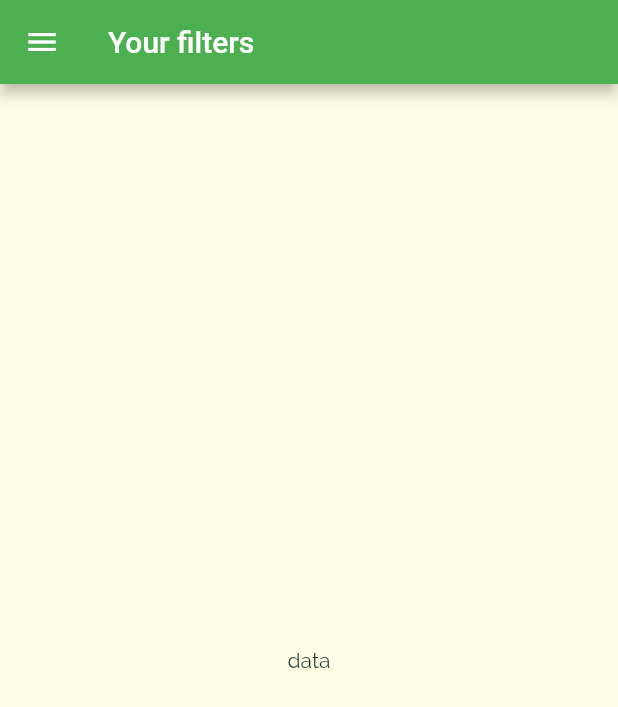
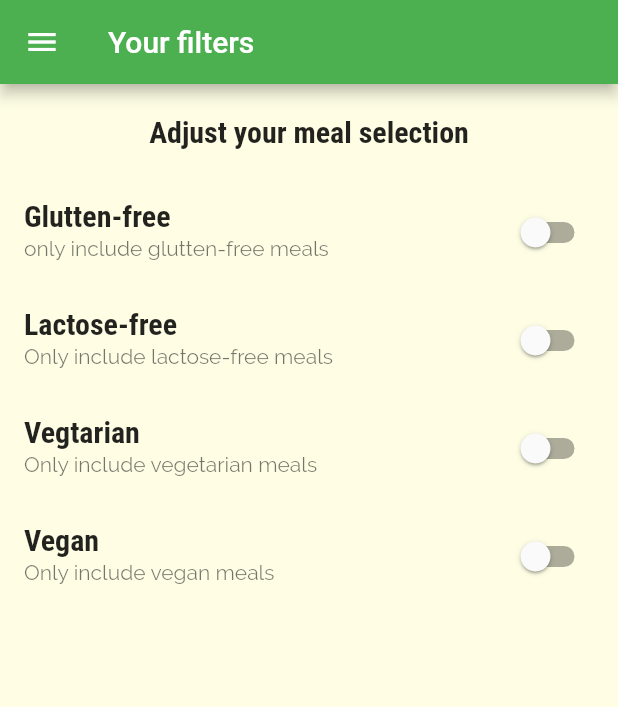
Before and after one commit to ahmadadejumo/meals-app, a Flutter app: the FilterScreen screen opened by its route, on a phone screen of 412 x 824 dp. Shown: the top 707 px of the screen. Run offline on Flutter 3.47's test engine with Material 2 defaults, Android fonts, the phone set to English and light mode, and no system bars; statements that could not run were skipped.

Commit message:
added filter switches

```diff
--- a/lib/screens/filter_screen.dart
+++ b/lib/screens/filter_screen.dart
@@ -1,11 +1,35 @@
-// ignore_for_file: prefer_const_constructors
+// ignore_for_file: prefer_const_constructors, prefer_final_fields, unused_field
 
 import 'package:flutter/material.dart';
 import 'package:mealsapp/widget/main_drawer.dart';
 
-class FilterScreen extends StatelessWidget {
+class FilterScreen extends StatefulWidget {
   const FilterScreen({Key? key}) : super(key: key);
   static const routeName = "/filters";
+
+  @override
+  State<FilterScreen> createState() => _FilterScreenState();
+}
+
+class _FilterScreenState extends State<FilterScreen> {
+  var _gluttenFree = false;
+  var _vegetarian = false;
+  var _vegan = false;
+  var _lactoseFree = false;
+
+  Widget _buildSwitchListTile(
+      String title, String description, bool currentValue, updateValue) {
+    return SwitchListTile(
+      value: currentValue,
+      onChanged: updateValue,
+      title: Text(
+        title,
+      ),
+      subtitle: Text(
+        description,
+      ),
+    );
+  }
 
   @override
   Widget build(BuildContext context) {
@@ -14,8 +38,70 @@ class FilterScreen extends StatelessWidget {
         title: Text("Your filters"),
       ),
       drawer: MainDrawer(),
-      body: Center(
-        child: Text("data"),
+      body: Column(
+        children: [
+          Container(
+            padding: EdgeInsets.all(20),
+            child: Text(
+              "Adjust your meal selection",
+              style: Theme.of(context).textTheme.subtitle1,
+            ),
+          ),
+          Expanded(
+            child: ListView(
+              children: [
+                _buildSwitchListTile(
+                  "Glutten-free",
+                  "only include glutten-free meals",
+                  _gluttenFree,
+                  (newValue) {
+                    setState(
+                      () {
+                        newValue = _gluttenFree;
+                      },
+                    );
+                  },
+                ),
+                _buildSwitchListTile(
+                  "Lactose-free",
+                  "Only include lactose-free meals",
+                  _lactoseFree,
+                  (newValue) {
+                    setState(
+                      () {
+                        newValue = _lactoseFree;
+                      },
+                    );
+                  },
+                ),
+                _buildSwitchListTile(
+                  "Vegtarian",
+                  "Only include vegetarian meals",
+                  _vegetarian,
+                  (newValue) {
+                    setState(
+                      () {
+                        newValue = _vegetarian;
+                      },
+                    );
+                  },
+                ),
+                _buildSwitchListTile(
+                  "Vegan",
+                  "Only include vegan meals",
+                  _vegan,
+                  (newValue) {
+                    setState(
+                      () {
+                        newValue = _vegan;
+                      },
+                    );
+                  },
+                ),
+              ],
+            ),
+          ),
+        ],
       ),
     );
   }
```
